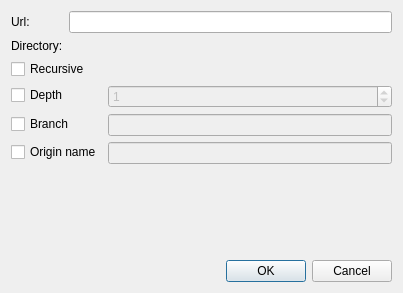
Before: the Qt Designer form src/libkommitwidgets/dialogs/clonedialog.ui in KDE/kommit, drawn with Qt 5.
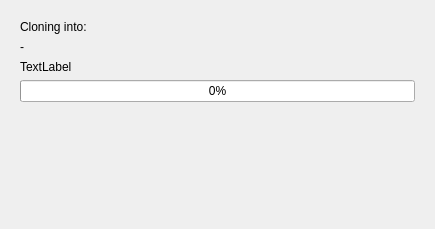
After: the same form once the commit is applied. Icons and pictures are not drawn. Custom widgets are drawn as their Qt base class.

The edit to the form file:
```diff
--- a/src/libkommitwidgets/dialogs/clonedialog.ui
+++ b/src/libkommitwidgets/dialogs/clonedialog.ui
@@ -6,8 +6,8 @@
    <rect>
     <x>0</x>
     <y>0</y>
-    <width>403</width>
-    <height>293</height>
+    <width>435</width>
+    <height>229</height>
    </rect>
   </property>
   <property name="windowTitle">
@@ -16,6 +16,13 @@
   <property name="windowIcon">
    <iconset theme="kommit"/>
   </property>
+  <layout class="QVBoxLayout" name="verticalLayout_2">
+   <item>
+    <widget class="QStackedWidget" name="stackedWidget">
+     <property name="currentIndex">
+      <number>1</number>
+     </property>
+     <widget class="QWidget" name="page">
   <layout class="QVBoxLayout" name="verticalLayout">
    <item>
     <layout class="QFormLayout" name="formLayout">
@@ -132,6 +139,55 @@
      <property name="standardButtons">
       <set>QDialogButtonBox::Cancel|QDialogButtonBox::Ok</set>
      </property>
+        </widget>
+       </item>
+      </layout>
+     </widget>
+     <widget class="QWidget" name="page_2">
+      <layout class="QVBoxLayout" name="verticalLayout_3">
+       <item>
+        <widget class="QLabel" name="label_3">
+         <property name="text">
+          <string>Cloning into:</string>
+         </property>
+        </widget>
+       </item>
+       <item>
+        <widget class="QLabel" name="labelCloneDestination">
+         <property name="text">
+          <string>-</string>
+         </property>
+        </widget>
+       </item>
+       <item>
+        <widget class="QLabel" name="labelMessage">
+         <property name="text">
+          <string>TextLabel</string>
+         </property>
+        </widget>
+       </item>
+       <item>
+        <widget class="QProgressBar" name="progressBar">
+         <property name="value">
+          <number>0</number>
+         </property>
+        </widget>
+       </item>
+       <item>
+        <spacer name="verticalSpacer_2">
+         <property name="orientation">
+          <enum>Qt::Vertical</enum>
+         </property>
+         <property name="sizeHint" stdset="0">
+          <size>
+           <width>20</width>
+           <height>395</height>
+          </size>
+         </property>
+        </spacer>
+       </item>
+      </layout>
+     </widget>
     </widget>
    </item>
   </layout>
```
Left out of the diff: 6 changed lines with no effect on the pictures. Lines whose indentation alone changed are shown as unchanged.
